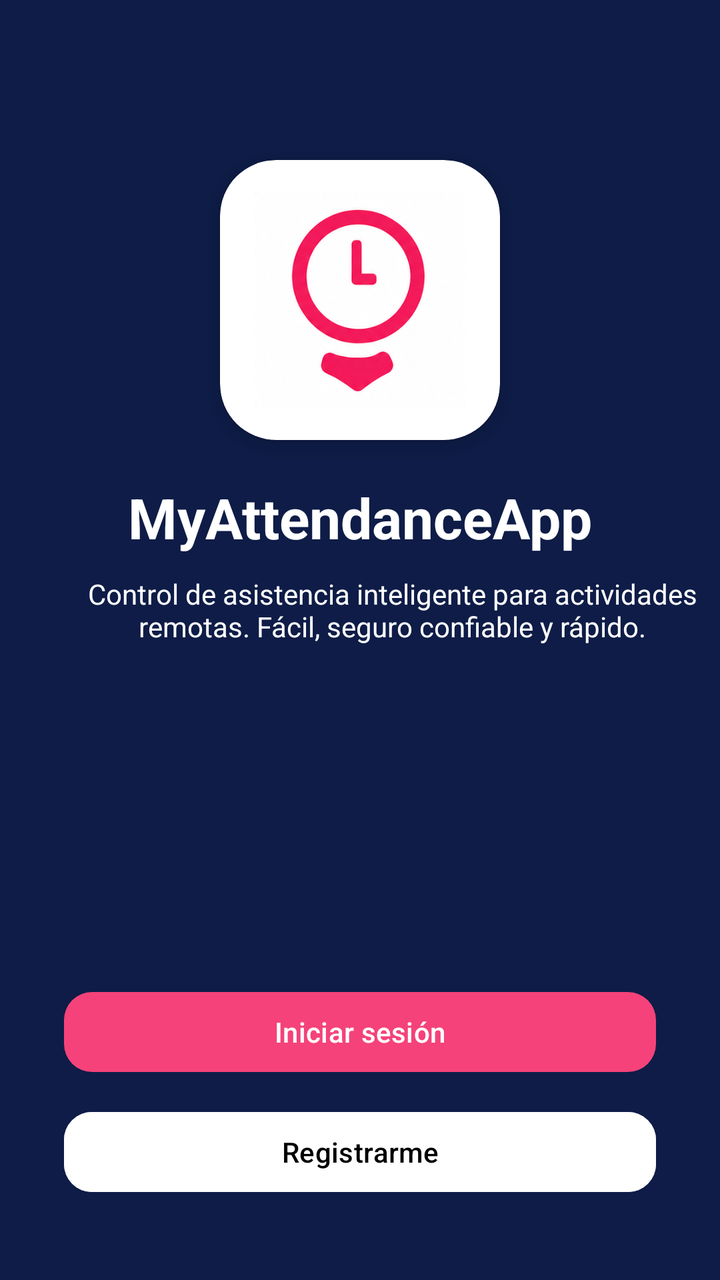
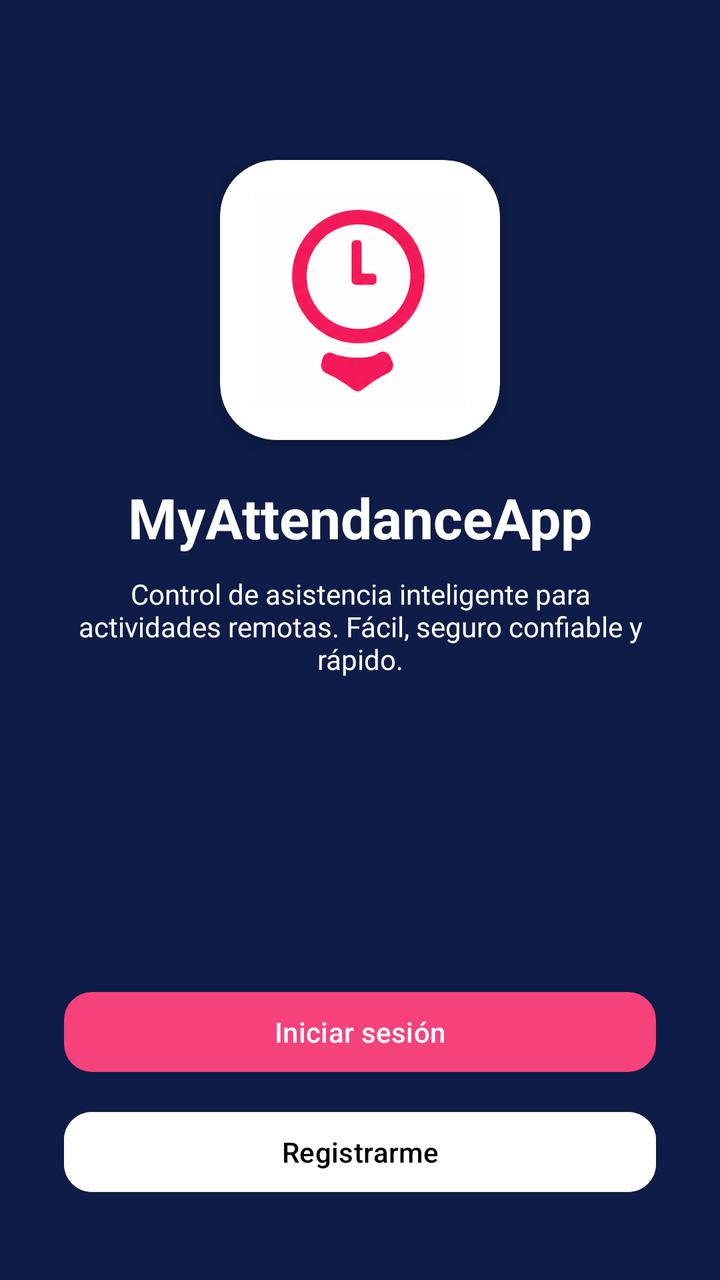

An Android layout rendered at two revisions. The XML below is the earlier revision; the diff shows what the commit changed to produce the second picture.
<!-- AndroidManifest.xml: application theme Theme.MyAttendanceApp -->
<!-- res/layout/activity_main.xml -->
<?xml version="1.0" encoding="utf-8"?>
<androidx.constraintlayout.widget.ConstraintLayout
    xmlns:android="http://schemas.android.com/apk/res/android"
    xmlns:app="http://schemas.android.com/apk/res-auto"
    xmlns:tools="http://schemas.android.com/tools"
    android:id="@+id/main"
    android:layout_width="match_parent"
    android:layout_height="match_parent"
    android:background="@color/azul_oscuro"
    tools:context=".MainActivity">

    
    <androidx.cardview.widget.CardView
        android:id="@+id/contenimglogo"
        android:layout_width="140dp"
        android:layout_height="140dp"
        app:cardCornerRadius="28dp"
        app:cardElevation="6dp"
        app:layout_constraintTop_toTopOf="parent"
        app:layout_constraintStart_toStartOf="parent"
        app:layout_constraintEnd_toEndOf="parent"
        android:layout_marginTop="80dp">

        <ImageView
            android:id="@+id/imgLogo"
            android:layout_width="match_parent"
            android:layout_height="match_parent"
            android:padding="16dp"
            android:scaleType="fitCenter"
            android:src="@drawable/logo_myattendance"
            android:contentDescription="@string/cd_logo_app"/>

    </androidx.cardview.widget.CardView>

    <TextView
        android:id="@+id/txtAppName"
        android:layout_width="wrap_content"
        android:layout_height="wrap_content"
        android:layout_marginTop="20dp"
        android:text="@string/app_name"
        android:textColor="@color/white"
        android:textSize="28sp"
        android:textStyle="bold"
        app:layout_constraintEnd_toEndOf="parent"
        app:layout_constraintStart_toStartOf="parent"
        app:layout_constraintTop_toBottomOf="@id/contenimglogo" />

    <TextView
        android:layout_width="0dp"
        android:layout_height="wrap_content"
        android:layout_marginStart="32dp"
        android:layout_marginTop="10dp"
        android:gravity="center"
        android:text="@string/app_slogan"
        android:textColor="@color/white"
        android:textSize="14sp"
        app:layout_constraintEnd_toEndOf="parent"
        app:layout_constraintHorizontal_bias="0.0"
        app:layout_constraintStart_toStartOf="parent"
        app:layout_constraintTop_toBottomOf="@id/txtAppName" />

    <com.google.android.material.button.MaterialButton
        android:id="@+id/btnLogin"
        android:layout_width="0dp"
        android:layout_height="wrap_content"
        android:layout_marginStart="32dp"
        android:layout_marginEnd="32dp"
        android:layout_marginBottom="12dp"
        android:text="@string/btn_login"
        android:textColor="@color/white"
        app:backgroundTint="@color/fucsia"
        app:cornerRadius="14dp"
        app:layout_constraintBottom_toTopOf="@id/btnRegistrar"
        app:layout_constraintEnd_toEndOf="parent"
        app:layout_constraintHorizontal_bias="0.0"
        app:layout_constraintStart_toStartOf="parent" />

    <com.google.android.material.button.MaterialButton
        android:id="@+id/btnRegistrar"
        android:layout_width="0dp"
        android:layout_height="wrap_content"
        android:layout_marginStart="32dp"
        android:layout_marginEnd="32dp"
        android:layout_marginBottom="40dp"
        android:text="@string/btn_registrar"
        android:textColor="@color/black"
        app:backgroundTint="@android:color/white"
        app:strokeColor="@color/white"
        app:strokeWidth="2dp"
        app:cornerRadius="14dp"
        app:layout_constraintBottom_toBottomOf="parent"
        app:layout_constraintEnd_toEndOf="parent"
        app:layout_constraintHorizontal_bias="0.0"
        app:layout_constraintStart_toStartOf="parent" />

</androidx.constraintlayout.widget.ConstraintLayout>
<!-- resources referenced by this layout -->
<resources>
  <color name="azul_oscuro">#0E1C47</color>
  <color name="black">#000000</color>
  <color name="fucsia">#F5427A</color>
  <color name="white">#FFFFFF</color>
  <!-- drawable logo_myattendance: png bitmap (drawable, 114962 bytes) -->
  <string name="app_name">MyAttendanceApp</string>
  <string name="app_slogan">
          Control de asistencia inteligente para actividades remotas. Fácil, seguro confiable y rápido.
  
      </string>
  <string name="btn_login">Iniciar sesión</string>
  <string name="btn_registrar">Registrarme</string>
  <string name="cd_logo_app">Logo MyAttendanceApp</string>
  <style name="Theme.MyAttendanceApp" parent="Base.Theme.MyAttendanceApp" />
  <style name="Base.Theme.MyAttendanceApp" parent="Theme.Material3.DayNight.NoActionBar">
          
          
      </style>
</resources>

<!-- the commit's change to res/layout/activity_main.xml (unified diff, before → after) -->
@@ -49,13 +49,13 @@
         android:layout_width="0dp"
         android:layout_height="wrap_content"
         android:layout_marginStart="32dp"
+        android:layout_marginEnd="32dp"
         android:layout_marginTop="10dp"
         android:gravity="center"
         android:text="@string/app_slogan"
         android:textColor="@color/white"
         android:textSize="14sp"
         app:layout_constraintEnd_toEndOf="parent"
-        app:layout_constraintHorizontal_bias="0.0"
         app:layout_constraintStart_toStartOf="parent"
         app:layout_constraintTop_toBottomOf="@id/txtAppName" />
 
